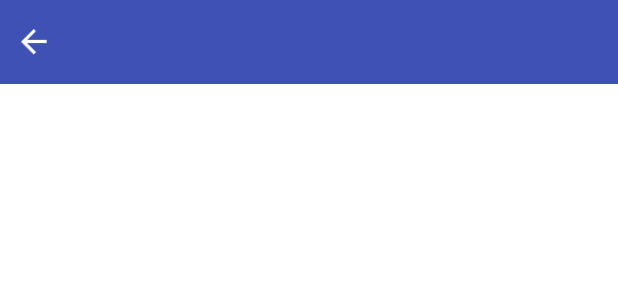
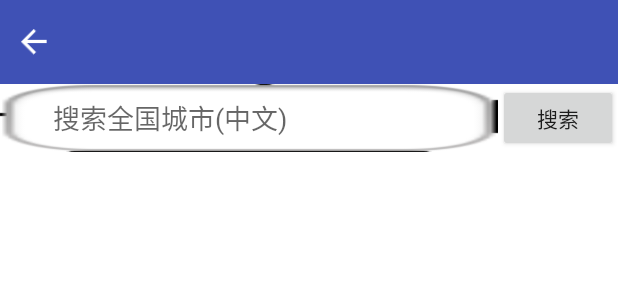
Before and after one commit to pk1169/MiniWeather, an Android app: the layout choose_area.xml on its own in the app's theme, with its tools: preview values and no code run, on a phone screen of 412 x 824 dp. Shown: the top 300 px of the screen. Run offline under Robolectric (Android 15) with nearby library versions, the phone set to English and light mode, and no system bars.

Commit message:
Weather Application HomeWork

```diff
--- a/app/src/main/java/com/example/pk1169/WeatherActivity.java
+++ b/app/src/main/java/com/example/pk1169/WeatherActivity.java
@@ -10,6 +10,7 @@ import android.support.v4.widget.DrawerLayout;
 import android.support.v4.widget.SwipeRefreshLayout;
 import android.support.v7.app.AppCompatActivity;
 import android.os.Bundle;
+import android.util.Log;
 import android.view.LayoutInflater;
 import android.view.View;
 import android.widget.Button;
@@ -135,6 +136,7 @@ public class WeatherActivity extends AppCompatActivity {
             @Override
             public void onResponse(Call call, Response response) throws IOException {
                 final String responseText = response.body().string();
+                //Log.d("msgweather",responseText);
                 final Weather weather = Utility.handleWeatherResponse(responseText);
                 runOnUiThread(new Runnable() {
                     @Override
--- a/app/src/main/java/com/example/pk1169/db/City.java
+++ b/app/src/main/java/com/example/pk1169/db/City.java
@@ -4,6 +4,8 @@ import org.litepal.crud.DataSupport;
 
 /**
  * Created by xiaozhang on 2017/11/14.
+ *
+ * javaBeans
  */
 
 public class City extends DataSupport {
--- a/app/src/main/java/com/example/pk1169/db/County.java
+++ b/app/src/main/java/com/example/pk1169/db/County.java
@@ -4,6 +4,8 @@ import org.litepal.crud.DataSupport;
 
 /**
  * Created by xiaozhang on 2017/11/14.
+ *
+ * javaBeans
  */
 
 public class County extends DataSupport {
--- a/app/src/main/java/com/example/pk1169/db/Province.java
+++ b/app/src/main/java/com/example/pk1169/db/Province.java
@@ -4,6 +4,8 @@ import org.litepal.crud.DataSupport;
 
 /**
  * Created by xiaozhang on 2017/11/14.
+ *
+ * javaBeans
  */
 
 public class Province extends DataSupport {
--- a/app/src/main/java/com/example/pk1169/service/AutoUpdateService.java
+++ b/app/src/main/java/com/example/pk1169/service/AutoUpdateService.java
@@ -35,7 +35,9 @@ public class AutoUpdateService extends Service {
         updateBingPic();
         AlarmManager manager = (AlarmManager) getSystemService(ALARM_SERVICE);
         int anHour = 8 * 60 * 60 * 1000; // 这是8小时的毫秒数
+        // 触发时间
         long triggerAtTime = SystemClock.elapsedRealtime() + anHour;
+        // 自己跳转到自己
         Intent i = new Intent(this, AutoUpdateService.class);
         PendingIntent pi = PendingIntent.getService(this, 0, i, 0);
         manager.cancel(pi);
@@ -48,6 +50,7 @@ public class AutoUpdateService extends Service {
      */
     private void updateWeather(){
         SharedPreferences prefs = PreferenceManager.getDefaultSharedPreferences(this);
+        // 获取天气信息
         String weatherString = prefs.getString("weather", null);
         if (weatherString != null) {
             // 有缓存时直接解析天气数据
--- a/app/src/main/java/com/example/pk1169/util/HttpUtil.java
+++ b/app/src/main/java/com/example/pk1169/util/HttpUtil.java
@@ -7,6 +7,10 @@ import okhttp3.Request;
  * Created by xiaozhang on 2017/11/14.
  */
 
+
+/*
+*
+* */
 public class HttpUtil {
     // 发送http请求
     public static void sendOkHttpRequest(String address, okhttp3.Callback callback) {
--- a/app/src/main/res/layout/choose_area.xml
+++ b/app/src/main/res/layout/choose_area.xml
@@ -30,6 +30,39 @@
             android:background="@drawable/ic_back"/>
     </RelativeLayout>
 
+    <RelativeLayout
+        android:id="@+id/selectcity_search_rela"
+        android:layout_width="fill_parent"
+        android:layout_height="45.0dp">
+        <RelativeLayout
+            android:layout_width="fill_parent"
+            android:layout_height="fill_parent"
+            android:layout_toLeftOf="@+id/selectcity_search_buttonrela">
+            <EditText
+                android:id="@+id/selectcity_search"
+                android:layout_width="fill_parent"
+                android:layout_height="fill_parent"
+                android:background="@drawable/search_city"
+                android:hint="搜索全国城市(中文)"
+                android:paddingLeft="35.0dp"
+                android:singleLine="true"
+                android:layout_alignParentRight="true"
+                android:layout_alignParentEnd="true"/>
+        </RelativeLayout>
+
+        <RelativeLayout
+            android:id="@+id/selectcity_search_buttonrela"
+            android:layout_width="80.0dp"
+            android:layout_height="45.0dp"
+            android:layout_alignParentRight="true">
+            <Button
+                android:id="@+id/selectcity_search_button"
+                android:layout_width="fill_parent"
+                android:layout_height="fill_parent"
+                android:text="搜索"/>
+        </RelativeLayout>
+    </RelativeLayout>
+
     <ListView
         android:id="@+id/list_view"
         android:layout_width="match_parent"
```
Also changed, not shown: app/src/main/java/com/example/pk1169/ChooseAreaFragment.java (+48 -10 lines), app/src/main/java/com/example/pk1169/gson/AQI.java (+8 -0 lines), app/src/main/res/drawable/search_button.png (added), app/src/main/res/drawable/search_city.png (added).
